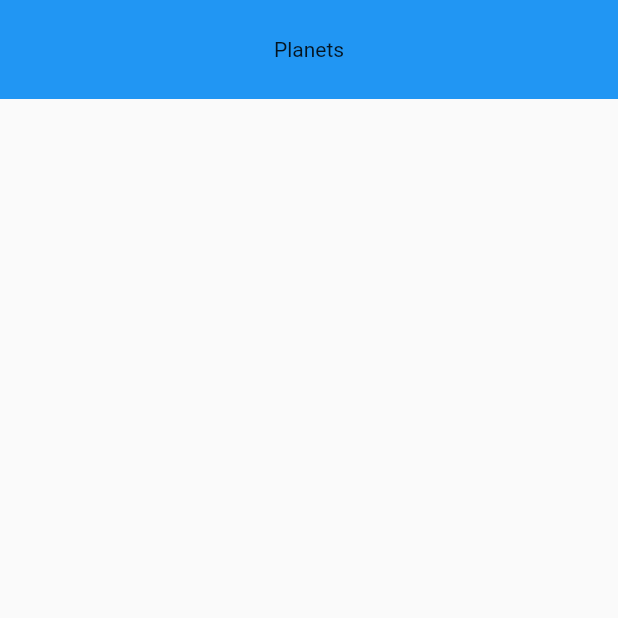
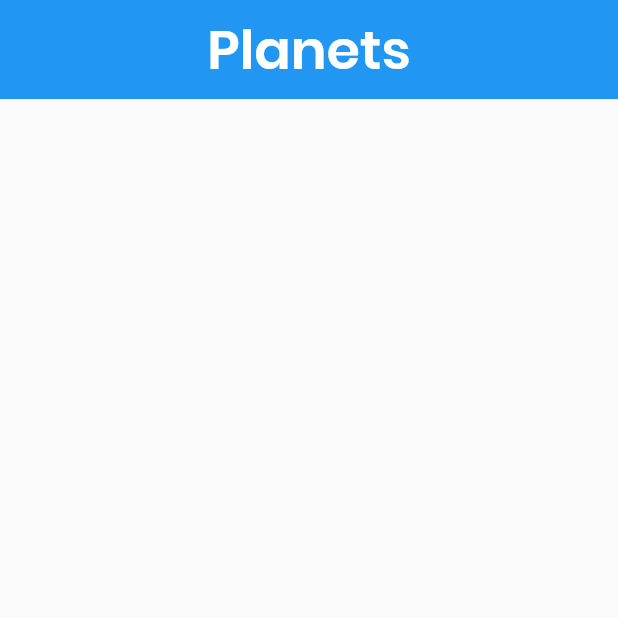
Before and after one commit to xeoneux/treva, a Flutter app: the screen it shows after launch, on a phone screen of 412 x 824 dp, the top half of it. Run offline on Flutter 3.47's test engine with Material 2 defaults, Android fonts, the phone set to English and light mode, and no system bars.

Commit message:
Poppins font for heading

```diff
--- a/lib/ui/home/HomePage.dart
+++ b/lib/ui/home/HomePage.dart
@@ -23,7 +23,17 @@ class _GradientAppBar extends StatelessWidget {
   Widget build(BuildContext context) {
     return Container(
       height: barHeight,
-      child: Center(child: Text(title)),
+      child: Center(
+        child: Text(
+          title,
+          style: TextStyle(
+            fontSize: 36.0,
+            color: Colors.white,
+            fontFamily: 'Poppins',
+            fontWeight: FontWeight.w600,
+          ),
+        ),
+      ),
       decoration: BoxDecoration(color: Colors.blue),
     );
   }
--- a/pubspec.yaml
+++ b/pubspec.yaml
@@ -24,6 +24,12 @@ flutter:
   # included with your application, so that you can use the icons in
   # the material Icons class.
   uses-material-design: true
+
+  fonts:
+    - family: Poppins
+      fonts:
+        - asset: fonts/Poppins-SemiBold.ttf
+          weight: 600
 
   # To add assets to your application, add an assets section, like this:
   # assets:
```
Also changed, not shown: fonts/Poppins-SemiBold.ttf (added).
